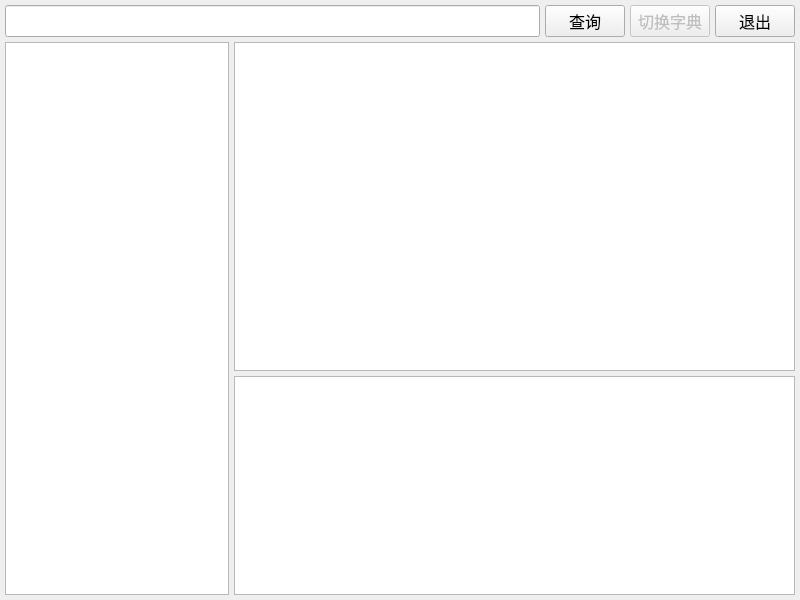
Qt form src/panel/src/dictquerywin.ui (GXDE-OS/freewb) before a commit.
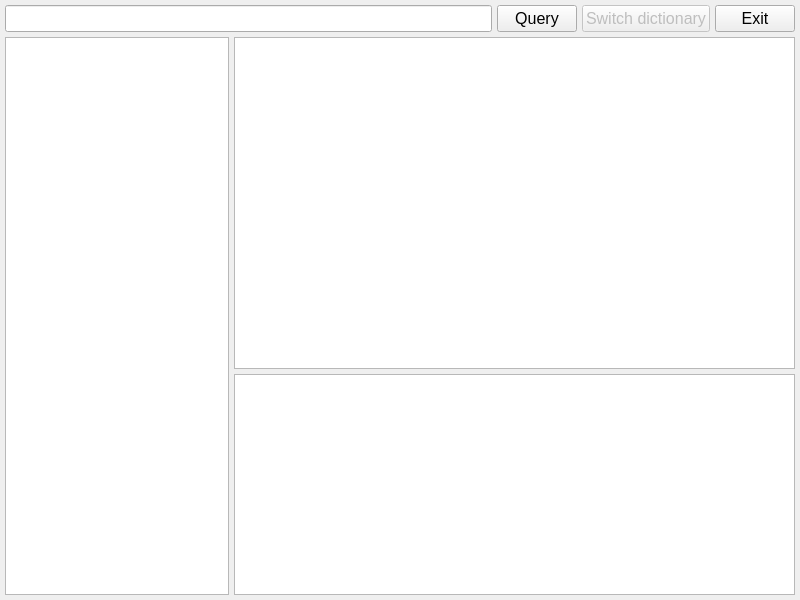
The same form after that commit.

```diff
--- a/src/panel/src/dictquerywin.ui
+++ b/src/panel/src/dictquerywin.ui
@@ -63,7 +63,7 @@
          </font>
         </property>
         <property name="text">
-         <string>查询</string>
+         <string>Query</string>
         </property>
        </widget>
       </item>
@@ -78,7 +78,7 @@
          </font>
         </property>
         <property name="text">
-         <string>切换字典</string>
+         <string>Switch dictionary</string>
         </property>
        </widget>
       </item>
@@ -90,7 +90,7 @@
          </font>
         </property>
         <property name="text">
-         <string>退出</string>
+         <string>Exit</string>
         </property>
        </widget>
       </item>
```
